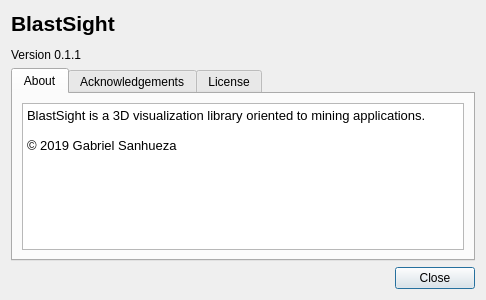
Qt form blastsight/view/gui/UI/aboutdialog.ui (gsanhueza/BlastSight) before a commit.
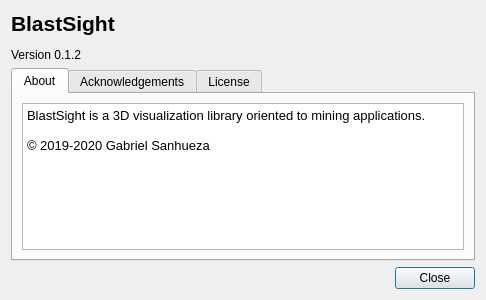
The same form after that commit. Icons and pictures are not drawn.

Diff of the .ui file:
```diff
--- a/blastsight/view/gui/UI/aboutdialog.ui
+++ b/blastsight/view/gui/UI/aboutdialog.ui
@@ -30,7 +30,7 @@
         </sizepolicy>
        </property>
        <property name="text">
-        <string>&lt;html&gt;&lt;head/&gt;&lt;body&gt;&lt;p&gt;&lt;span style=&quot; font-size:16pt; font-weight:600;&quot;&gt;BlastSight&lt;/span&gt;&lt;/p&gt;&lt;p&gt;Version 0.1.1&lt;/p&gt;&lt;/body&gt;&lt;/html&gt;</string>
+        <string>&lt;html&gt;&lt;head/&gt;&lt;body&gt;&lt;p&gt;&lt;span style=&quot; font-size:16pt; font-weight:600;&quot;&gt;BlastSight&lt;/span&gt;&lt;/p&gt;&lt;p&gt;Version 0.1.2&lt;/p&gt;&lt;/body&gt;&lt;/html&gt;</string>
        </property>
       </widget>
      </item>
@@ -55,7 +55,7 @@
 &lt;/style&gt;&lt;/head&gt;&lt;body style=&quot; font-family:'Noto Sans'; font-size:10pt; font-weight:400; font-style:normal;&quot;&gt;
 &lt;p style=&quot; margin-top:0px; margin-bottom:0px; margin-left:0px; margin-right:0px; -qt-block-indent:0; text-indent:0px;&quot;&gt;&lt;span style=&quot; font-family:'Noto Sans';&quot;&gt;BlastSight is a 3D visualization library oriented to mining applications.&lt;/span&gt;&lt;/p&gt;
 &lt;p style=&quot;-qt-paragraph-type:empty; margin-top:0px; margin-bottom:0px; margin-left:0px; margin-right:0px; -qt-block-indent:0; text-indent:0px; font-family:'Cantarell';&quot;&gt;&lt;br /&gt;&lt;/p&gt;
-&lt;p style=&quot; margin-top:0px; margin-bottom:0px; margin-left:0px; margin-right:0px; -qt-block-indent:0; text-indent:0px;&quot;&gt;&lt;span style=&quot; font-family:'Cantarell';&quot;&gt;© 2019 Gabriel Sanhueza&lt;/span&gt;&lt;/p&gt;&lt;/body&gt;&lt;/html&gt;</string>
+&lt;p style=&quot; margin-top:0px; margin-bottom:0px; margin-left:0px; margin-right:0px; -qt-block-indent:0; text-indent:0px;&quot;&gt;&lt;span style=&quot; font-family:'Cantarell';&quot;&gt;© 2019-2020 Gabriel Sanhueza&lt;/span&gt;&lt;/p&gt;&lt;/body&gt;&lt;/html&gt;</string>
          </property>
         </widget>
        </item>
```
Left out of the diff: 2 changed lines with no effect on the pictures.
